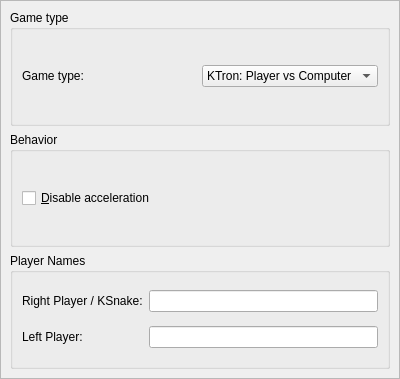
Above: ktron/general.ui from jsj2008/kdegames before the change. Below: the same form after it.
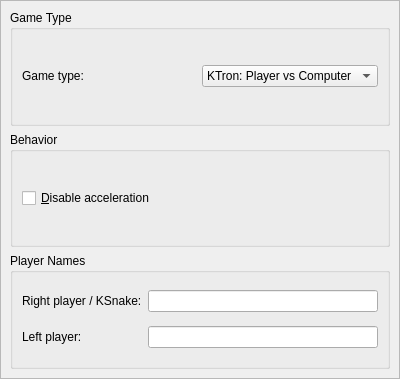
That is the form after the change. Custom widgets are drawn as their Qt base class.

The edit to the form file:
```diff
--- a/ktron/general.ui
+++ b/ktron/general.ui
@@ -32,7 +32,7 @@
       <item>
        <widget class="QGroupBox" name="gameTypeGroup">
         <property name="title">
-         <string>Game type</string>
+         <string>Game Type</string>
         </property>
         <layout class="QGridLayout">
          <item row="0" column="1">
@@ -98,7 +98,7 @@
          <item row="0" column="0">
           <widget class="QLabel" name="namePlayer1Label">
            <property name="text">
-            <string>Right Player / KSnake:</string>
+            <string>Right player / KSnake:</string>
            </property>
            <property name="wordWrap">
             <bool>false</bool>
@@ -108,7 +108,7 @@
          <item row="1" column="0">
           <widget class="QLabel" name="namePlayer2Label">
            <property name="text">
-            <string>Left Player:</string>
+            <string>Left player:</string>
            </property>
            <property name="wordWrap">
             <bool>false</bool>
```
